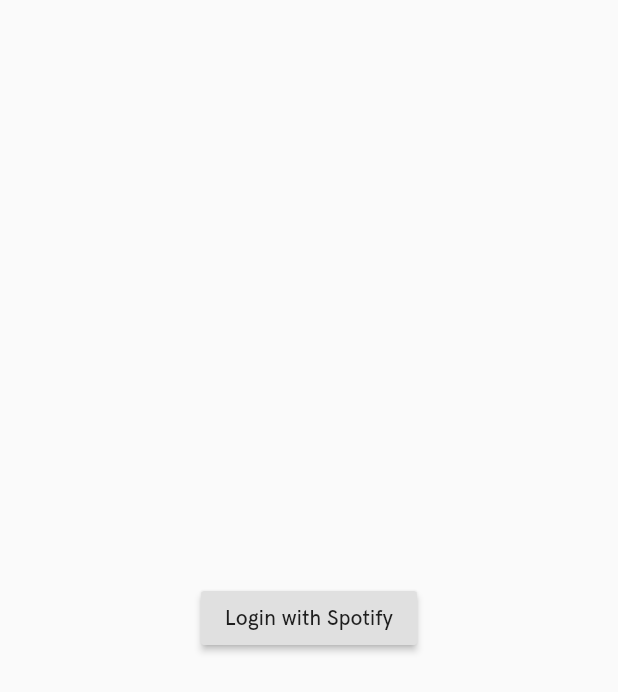
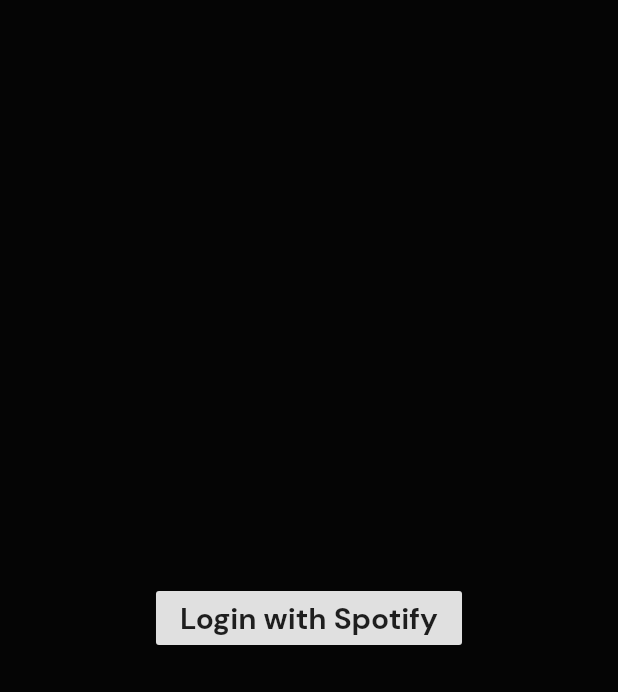
Before and after one commit to Maxamuss/tracksfer-flutter, a Flutter app: the screen it shows after launch, on a phone screen of 412 x 824 dp. Shown: the top 692 px of the screen. Run offline on Flutter 3.47's test engine with Material 2 defaults, Android fonts, the phone set to English and light mode, and no system bars; our stand-ins replace cached_network_image, dio, flutter_mobx, flutter_secure_storage, get_it, get_time_ago and 3 more; missing offline and left inert: flutter_web_auth, spotify; generated files the repository leaves out were written again.

Commit message:
basic styling added to app

```diff
--- a/lib/main.dart
+++ b/lib/main.dart
@@ -14,26 +14,62 @@ class MyApp extends StatelessWidget {
   Widget build(BuildContext context) {
     return MaterialApp(
         title: 'Flutter Demo',
-        theme: ThemeData(
-          // scaffoldBackgroundColor: Color(0xff22272C),
-          // appBarTheme: AppBarTheme(
-          //   color: Color(0xff22272C),
-          //   elevation: 0,
-          //   centerTitle: true,
-          // ),
-          fontFamily: 'HKGrotesk',
-          // textTheme: TextTheme(
-          //   bodyText1: TextStyle(
-          //     fontSize: 20.0,
-          //     fontWeight: FontWeight.normal,
-          //     color: Color(0xffFCFBF8),
-          //   ),
-          // ),
-          // primaryColor: Color(0xffFCFBF8),
-          visualDensity: VisualDensity.adaptivePlatformDensity,
-        ),
+        theme: buildTheme(),
         navigatorKey: G.get<NavigationController>().navigationKey,
         initialRoute: SPLASH_ROUTE,
         routes: NavigationRoutes.routes);
   }
 }
+
+ThemeData buildTheme() {
+  return ThemeData(
+    fontFamily: 'DM Sans',
+    primaryColor: Color(0xff2d8fff),
+    scaffoldBackgroundColor: Color(0xff050505),
+    appBarTheme: AppBarTheme(
+      color: Color(0xff17181b),
+      elevation: 0,
+      centerTitle: true,
+      iconTheme: IconThemeData(
+        color: Colors.white,
+      ),
+    ),
+    textTheme: TextTheme(
+      headline1: TextStyle(
+        fontSize: 45.0,
+        fontWeight: FontWeight.bold,
+        color: Colors.white,
+      ),
+      headline2: TextStyle(
+        fontSize: 35.0,
+        fontWeight: FontWeight.bold,
+        color: Colors.white,
+      ),
+      headline3: TextStyle(
+        fontSize: 25.0,
+        fontWeight: FontWeight.bold,
+        color: Colors.white,
+      ),
+      headline6: TextStyle(
+        fontSize: 20.0,
+        fontWeight: FontWeight.bold,
+        color: Colors.white,
+      ),
+      bodyText1: TextStyle(
+        fontSize: 20.0,
+        color: Colors.white,
+        fontWeight: FontWeight.bold,
+      ),
+      bodyText2: TextStyle(
+        fontSize: 15.0,
+        color: Color(0xff9a9aa0),
+      ),
+      button: TextStyle(
+        fontSize: 20.0,
+        fontWeight: FontWeight.bold,
+        color: Colors.white,
+      ),
+    ),
+    visualDensity: VisualDensity.adaptivePlatformDensity,
+  );
+}
--- a/lib/screens/groups/list/group_list_controller.dart
+++ b/lib/screens/groups/list/group_list_controller.dart
@@ -31,9 +31,8 @@ abstract class _GroupListControllerBase with Store {
 
   @action
   void loadGroupList() {
-    if (_isFirstLoading) {
-      _getGroupList().then((value) => _isFirstLoading = false);
-    }
+    _getGroupList().then((value) => _isFirstLoading = false);
+    if (_isFirstLoading) {}
   }
 
   @action
--- a/lib/services/requests.dart
+++ b/lib/services/requests.dart
@@ -6,7 +6,8 @@ import 'utils.dart';
 class Request {
   static String get url {
     if (isInDebugMode) {
-      return 'http://3.8.237.48:8000/';
+      // return 'http://3.8.237.48:8000/';
+      return 'http://192.168.0.49:8000/';
     } else {
       return '';
     }
```
Also changed, not shown: lib/screens/core/home/home.dart (+6 -6 lines), lib/screens/groups/list/group_list.dart (+70 -19 lines), lib/widgets/search_bar.dart (added, +36 -0 lines), pubspec.yaml (+6 -4 lines), assets/fonts/HKGrotesk-Bold.ttf (deleted), assets/fonts/HKGrotesk-Medium.ttf (deleted), fonts/DMSans-Bold.ttf (added), fonts/DMSans-Regular.ttf (added), pubspec.lock.
